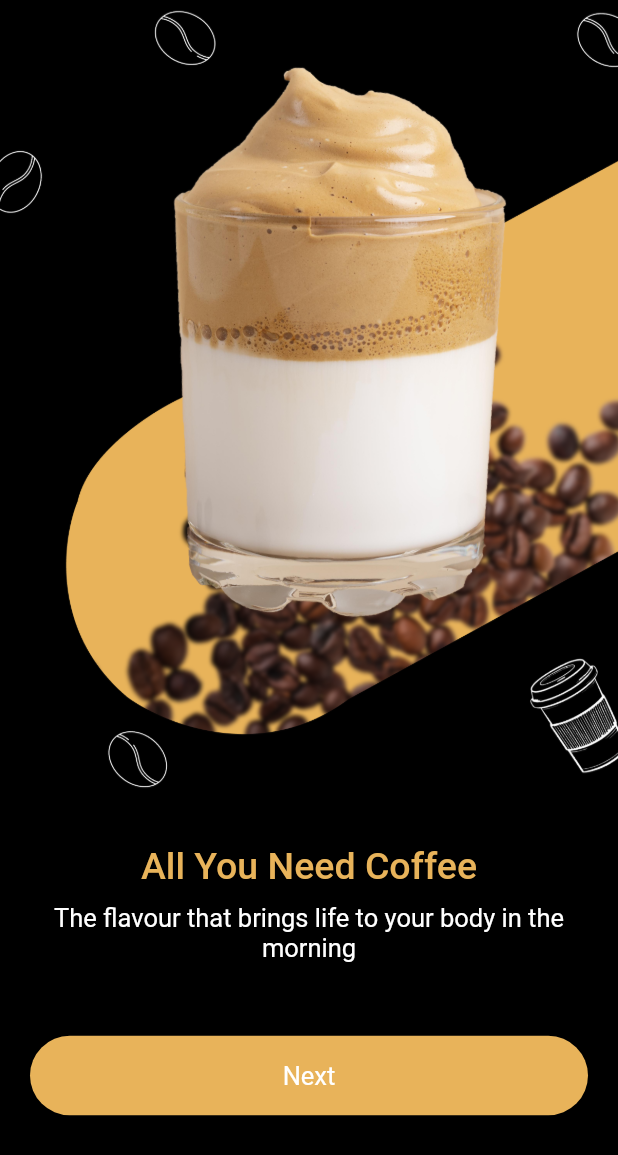
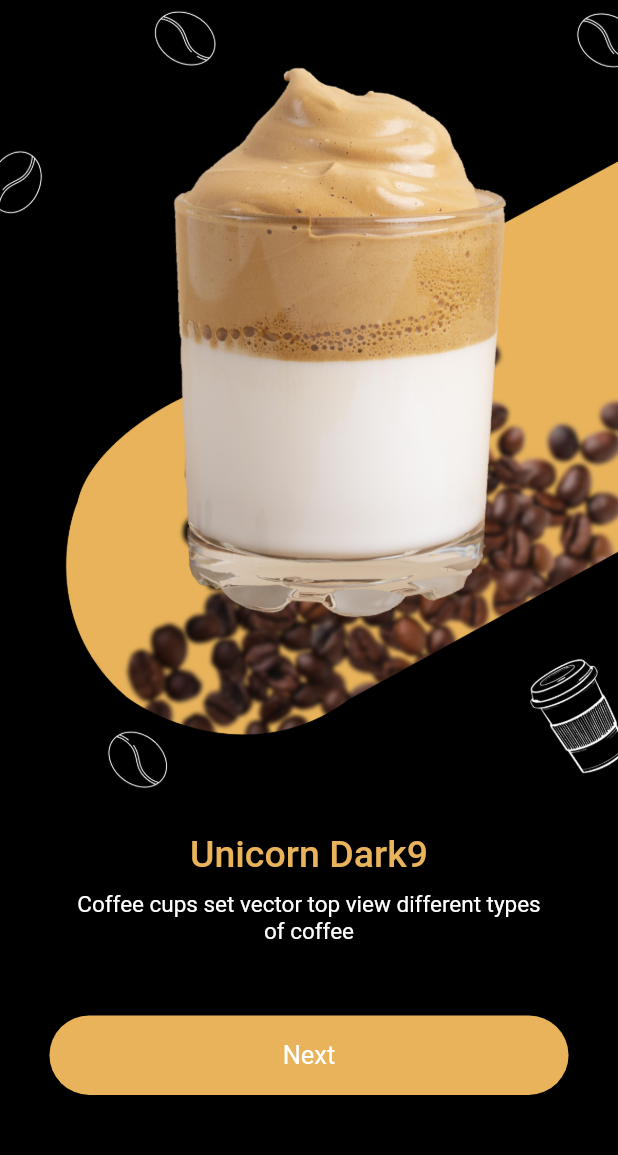
Before and after one commit to smit13192/unicorn_cafe, a Flutter app: the screen it shows after launch, after a tap on "Next", on a phone screen of 412 x 824 dp. Shown: the top 1155 px of the screen. Run offline on Flutter 3.47's test engine with Material 2 defaults, Android fonts, the light colour scheme and no system bars; our stand-ins replace firebase_core, shared_preferences; accounts and stored records are empty.

Commit message:
DONE: onboarding text

```diff
--- a/lib/app/app.dart
+++ b/lib/app/app.dart
@@ -1,4 +1,5 @@
 import 'package:flutter/material.dart';
+import 'package:unicorn_cafe/main.dart';
 import 'package:unicorn_cafe/src/config/color/app_color.dart';
 import 'package:unicorn_cafe/src/config/router/app_router.dart';
 import 'package:unicorn_cafe/src/config/string/app_string.dart';
@@ -8,6 +9,7 @@ class MyApp extends StatelessWidget {
 
   @override
   Widget build(BuildContext context) {
+    size = MediaQuery.of(context).size;
     return MaterialApp(
       onGenerateRoute: AppRouter.onGenerateRoute,
       initialRoute: AppRoute.splashScreen,
--- a/lib/main.dart
+++ b/lib/main.dart
@@ -3,6 +3,8 @@ import 'package:flutter/material.dart';
 import 'package:unicorn_cafe/app/app.dart';
 
 import 'firebase_options.dart';
+
+late Size size;
 
 void main() async {
   WidgetsFlutterBinding.ensureInitialized();
--- /dev/null
+++ b/lib/src/config/utils/size_extension.dart
@@ -0,0 +1,10 @@
+import 'package:unicorn_cafe/main.dart';
+
+extension SizeExtension on num {
+  double get h {
+    return (size.height * this) / 100.0;
+  }
+  double get w {
+    return (size.width * this) / 100.0;
+  }
+}
--- a/lib/src/features/onbording/onbording_screen.dart
+++ b/lib/src/features/onbording/onbording_screen.dart
@@ -3,6 +3,7 @@ import 'package:unicorn_cafe/src/config/color/app_color.dart';
 import 'package:unicorn_cafe/src/config/images/app_image.dart';
 import 'package:unicorn_cafe/src/config/router/app_router.dart';
 import 'package:unicorn_cafe/src/config/storage/app_storage.dart';
+import 'package:unicorn_cafe/src/config/utils/size_extension.dart';
 import 'package:unicorn_cafe/src/widget/app_button.dart';
 
 class OnBoardingScreen extends StatefulWidget {
@@ -45,8 +46,8 @@ class _OnBoardingScreenState extends State<OnBoardingScreen> {
         child: Column(
           crossAxisAlignment: CrossAxisAlignment.stretch,
           children: [
-            SizedBox(
-              height: 531,
+            AspectRatio(
+              aspectRatio: 100.w / (100.w * 1.29),
               child: PageView(
                 onPageChanged: (value) => setState(() {
                   currentPosition = value;
@@ -60,37 +61,45 @@ class _OnBoardingScreenState extends State<OnBoardingScreen> {
                 ],
               ),
             ),
-            const Spacer(flex: 2),
-            const Text(
-              'All You Need Coffee',
-              style: TextStyle(
+            const Spacer(flex: 1),
+            Text(
+              currentPosition == 0
+                  ? 'All You Need Coffee'
+                  : currentPosition == 1
+                      ? 'Unicorn Dark9'
+                      : 'Life happens, coffee helps',
+              style: const TextStyle(
                 color: AppColor.kE8B35A,
                 fontSize: 25,
                 fontWeight: FontWeight.w500,
               ),
               textAlign: TextAlign.center,
             ),
-            const SizedBox(height: 10),
-            const Padding(
-              padding: EdgeInsets.symmetric(horizontal: 20.0),
+            SizedBox(height: 1.2.h),
+            Padding(
+              padding: EdgeInsets.symmetric(horizontal: 12.w),
               child: Text(
-                'The flavour that brings life to your body in the morning',
-                style: TextStyle(
+                currentPosition == 0
+                    ? 'The flavour that brings life to your body in the morning'
+                    : currentPosition == 1
+                        ? 'Coffee cups set vector top view different types of coffee'
+                        : 'May your coffee be strong and your Monday be short` Sip sip, hooray!',
+                style: const TextStyle(
                   color: AppColor.white,
-                  fontSize: 17,
+                  fontSize: 15,
                 ),
                 textAlign: TextAlign.center,
               ),
             ),
-            const Spacer(flex: 3),
+            const Spacer(flex: 2),
             Padding(
-              padding: const EdgeInsets.symmetric(horizontal: 20.0),
+              padding: EdgeInsets.symmetric(horizontal: 8.w),
               child: AppButton(
                 text: currentPosition == 2 ? 'Get Started' : 'Next',
                 onPressed: onPressed,
               ),
             ),
-            const Spacer(flex: 5),
+            const Spacer(flex: 4),
           ],
         ),
       ),
--- a/lib/src/widget/app_button.dart
+++ b/lib/src/widget/app_button.dart
@@ -21,18 +21,27 @@ class AppButton extends StatelessWidget {
 
   @override
   Widget build(BuildContext context) {
-    return GestureDetector(
+    return Material(
+      color: buttonColor,
+      borderRadius: borderRadius ?? BorderRadius.circular(30),
+      child: InkWell(
         onTap: onPressed,
+        borderRadius: borderRadius ?? BorderRadius.circular(30),
+        splashColor: AppColor.primaryColor.withOpacity(0.3),
         child: Container(
           height: 53,
           decoration: BoxDecoration(
-          color: buttonColor,
             borderRadius: borderRadius ?? BorderRadius.circular(30),
           ),
           child: Center(
             child: Text(
               text,
-            style: style ?? const TextStyle(color: Colors.white, fontSize: 17),
+              style: style ??
+                  const TextStyle(
+                    color: Colors.white,
+                    fontSize: 17,
+                  ),
+            ),
           ),
         ),
       ),
```
Lines whose indentation alone changed are shown as unchanged.
